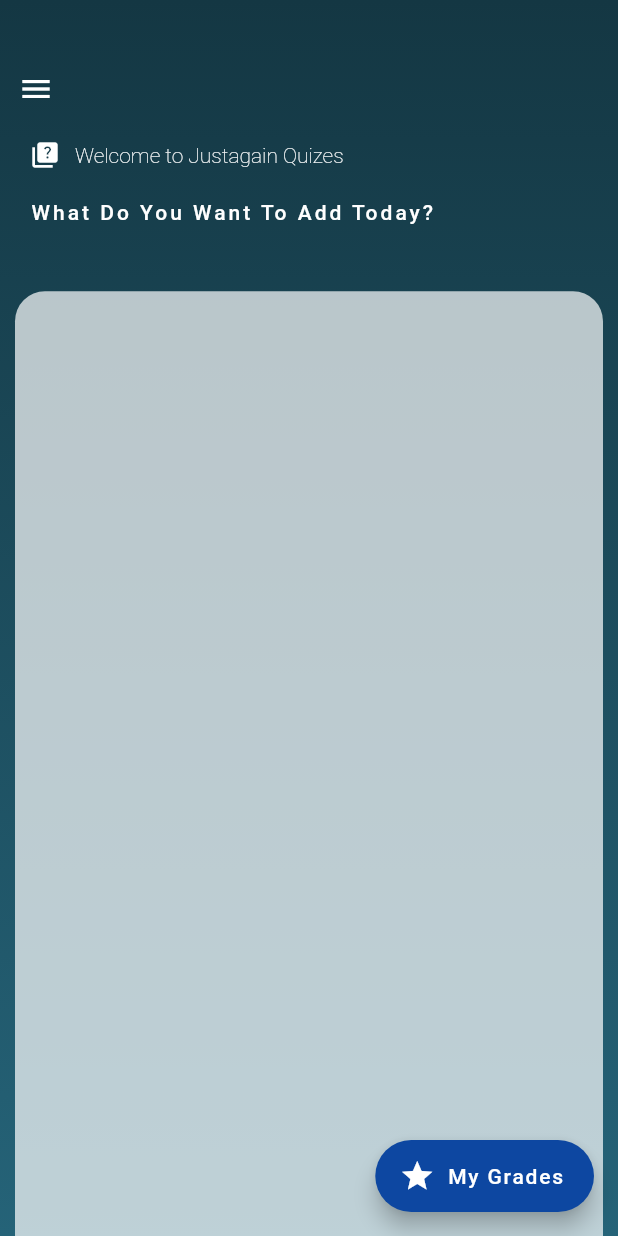
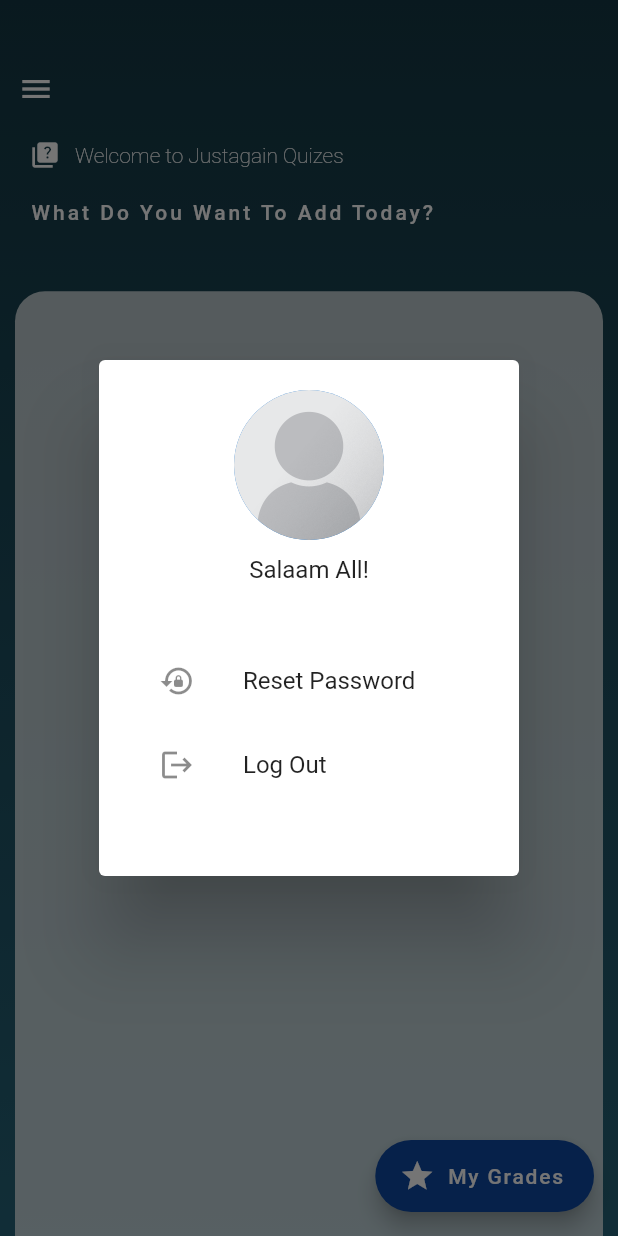
Before and after one commit to karimsayf/JustagainCourses, a Flutter app: the Home screen opened directly, after a tap on the "menu" icon, on a phone screen of 412 x 824 dp. Run offline on Flutter 3.47's test engine with Material 2 defaults, Android fonts, the phone set to English and light mode, and no system bars; our stand-ins replace cloud_firestore, firebase_auth, firebase_core, flutter_screenutil; accounts and stored records are empty; generated files the repository leaves out were written again.

Commit message:
finishing the app alhamdulillah

```diff
--- a/lib/screens/admin_dashboard/add_quiz_questions.dart
+++ b/lib/screens/admin_dashboard/add_quiz_questions.dart
@@ -255,7 +255,8 @@ class _AddQuizQuestionsState extends State<AddQuizQuestions> {
                       }else{
                         await Provider.of<ServiceProvider>(context,listen: false).addQuiz(widget.quizName, widget.quizDesc, widget.quizImageUrl, _questions);
                         ScaffoldMessenger.of(context).showSnackBar(SnackBar(content: Text(AppLocalizations.of(context)!.doneAdding)));
-
+                        Navigator.of(context).pop();
+                        Navigator.of(context).pop();
                       }
                     },
                     style: ButtonStyle(
--- a/lib/screens/home.dart
+++ b/lib/screens/home.dart
@@ -1,6 +1,8 @@
+import 'package:firebase_auth/firebase_auth.dart';
 import 'package:flutter/material.dart';
 import 'package:flutter_screenutil/flutter_screenutil.dart';
 import 'package:justagain_tesk_task/screens/admin_dashboard/add_quiz.dart';
+import 'package:justagain_tesk_task/screens/auth/authentication.dart';
 import 'package:justagain_tesk_task/screens/my_graders/my_grades.dart';
 import 'package:justagain_tesk_task/screens/quiz_displayer/quiz.dart';
 import 'package:justagain_tesk_task/services/service_provider.dart';
@@ -17,7 +19,7 @@ class Home extends StatefulWidget {
 
 class _HomeState extends State<Home> {
   late final Future _getUserData = Provider.of<ServiceProvider>(context,listen: false).getUserData();
-  late final Future _getQuizzes = Provider.of<ServiceProvider>(context,listen: false).getQuizzes();
+  late Future _getQuizzes = Provider.of<ServiceProvider>(context,listen: false).getQuizzes();
   @override
   Widget build(BuildContext context) {
     return Scaffold(
@@ -57,7 +59,39 @@ class _HomeState extends State<Home> {
           crossAxisAlignment: CrossAxisAlignment.start,
           children: [
             SizedBox(height: 40.sp,),
-            IconButton(onPressed: (){}, icon: Icon(Icons.menu,color: Colors.white,)),
+            IconButton(onPressed: (){
+              showDialog(context: context, builder: (context) => AlertDialog(
+                content: SizedBox(
+                  height: 300,
+                  child: Column(
+                    children: [
+                      CircleAvatar(
+                        backgroundImage: AssetImage('assets/bgs/profile_placeholder.png'),
+                        radius: 50,
+                      ),
+                      SizedBox(height: 10,),
+                      Text("Salaam All!"),
+                      SizedBox(height: 5,),
+
+                      Text(FirebaseAuth.instance.currentUser!.email!,style: TextStyle(fontSize: 10)),
+                      SizedBox(height: 20,),
+
+                      ListTile(onTap: ()async{
+
+                        await Provider.of<ServiceProvider>(context,listen: false).forgotPassword(FirebaseAuth.instance.currentUser!.email!);
+                        ScaffoldMessenger.of(context).showSnackBar(SnackBar(content: Text(AppLocalizations.of(context)!.forgotEmailSent)));
+
+                      },title: Text(AppLocalizations.of(context)!.resetPassword),leading: Icon(Icons.lock_reset),),
+                      ListTile(onTap: ()async{
+                        await FirebaseAuth.instance.signOut();
+                        Navigator.of(context)!.pushReplacement(MaterialPageRoute(builder: (context) => Authentication(),));
+                      },title: Text(AppLocalizations.of(context)!.logOut),leading: Icon(Icons.logout),)
+
+                    ],
+                  ),
+                ),
+              ),);
+            }, icon: Icon(Icons.menu,color: Colors.white,)),
             Padding(
               padding: const EdgeInsets.only(right: 20,left: 20,bottom: 20,top: 10),
               child: Row(
@@ -87,9 +121,19 @@ class _HomeState extends State<Home> {
                   future: _getQuizzes,
                   builder: (context, snapshot) {
                      if(snapshot.hasData){
-                       return SingleChildScrollView(
-                         child: Column(
-                           children: snapshot.data.docs.map<Widget>((item)=>_buildCourse(item)).toList()
+                       return RefreshIndicator(
+                         onRefresh: () {
+                           setState(() {
+                             _getQuizzes = Provider.of<ServiceProvider>(context,listen: false).getQuizzes();
+                           });
+                           return Future.value(true);
+                         },
+                         child: SingleChildScrollView(
+                           physics: const AlwaysScrollableScrollPhysics(),
+
+                           child: Column(
+                             children: snapshot.data.docs.map<Widget>((item)=>_buildCourse(item)).toList()
+                           ),
                          ),
                        );
                      }else{
--- a/lib/utils/locale/app_ar.arb
+++ b/lib/utils/locale/app_ar.arb
@@ -31,5 +31,7 @@
   "congrats" : "مبروك",
   "youGot" : "لقد حصلت على",
   "save": "حفظ النتيجة",
-  "exit" : "الخروج"
+  "exit" : "الخروج",
+  "resetPassword" : "إعادة تعيين كلمة المرور",
+  "logOut" : "تسجيل خروج"
 }
--- a/lib/utils/locale/app_en.arb
+++ b/lib/utils/locale/app_en.arb
@@ -31,6 +31,8 @@
   "congrats" : "Congratulations",
   "youGot" : "You GOT",
   "save": "Save Degree",
-  "exit" : "Exit"
+  "exit" : "Exit",
+  "resetPassword" : "Reset Password",
+  "logOut" : "Log Out"
 
 }
```
Also changed, not shown: assets/bgs/profile_placeholder.png (added), 1 other file.
